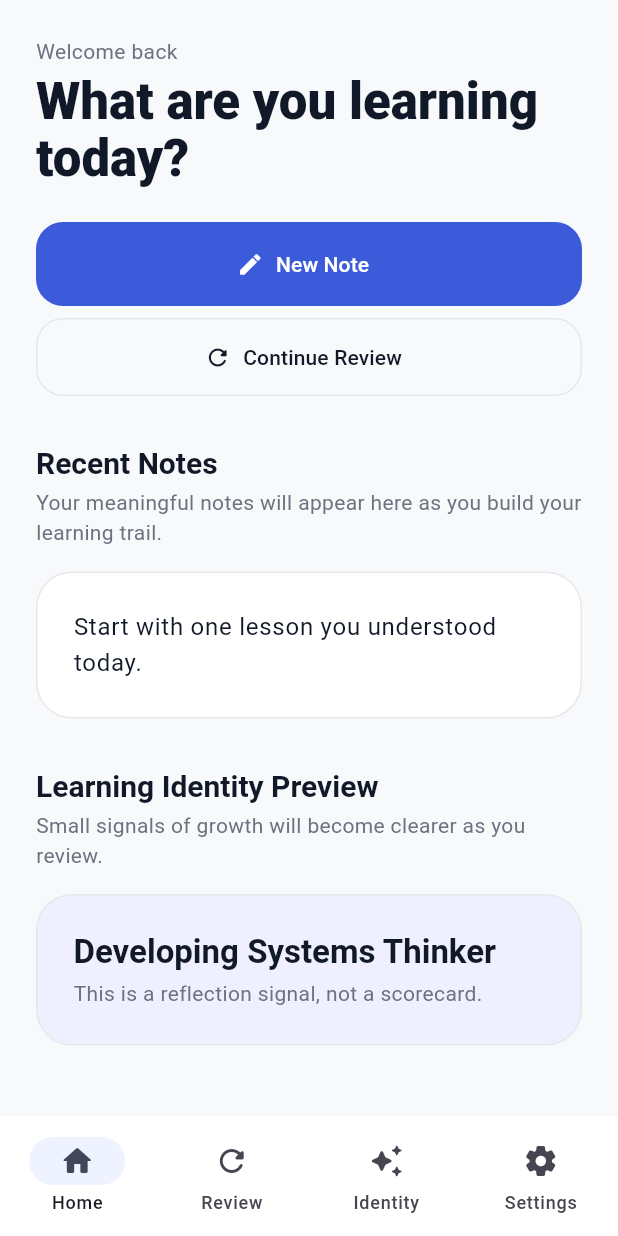
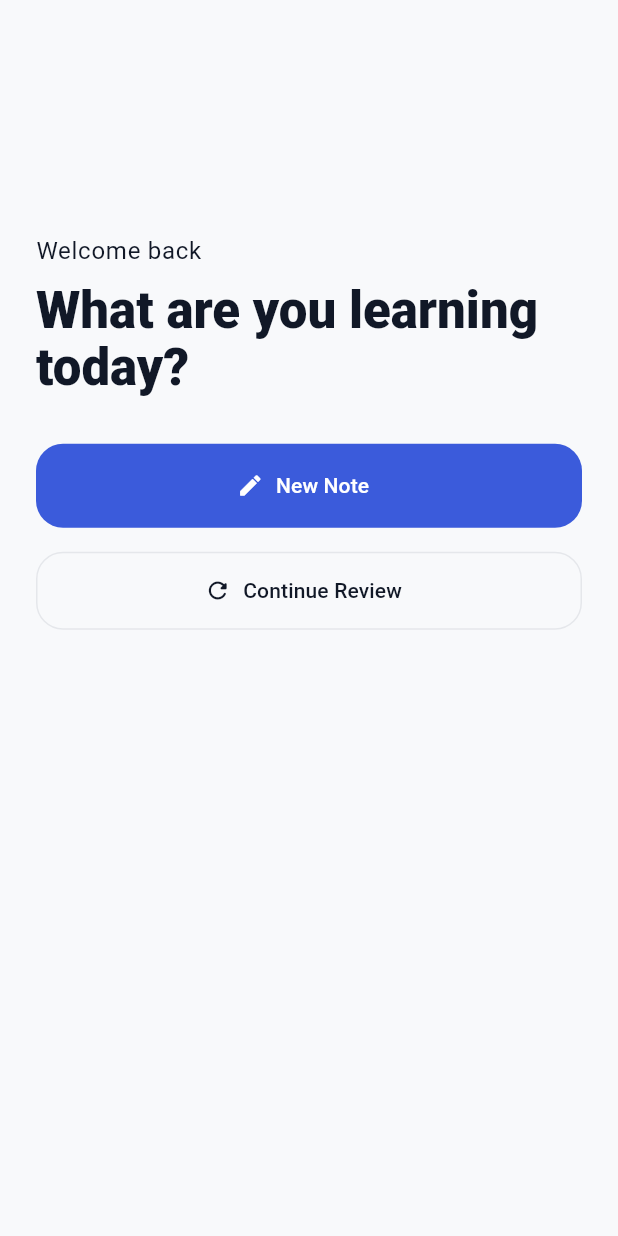
Before and after one commit to LifeTalkMinistry/NoteU, a Flutter app: the screen it shows after launch, on a phone screen of 412 x 824 dp. Run offline on Flutter 3.47's test engine with Material 3 defaults, Android fonts, the phone set to English and light mode, and no system bars; our stand-ins replace flutter_riverpod, go_router, hive, hive_flutter; accounts and stored records are empty.

Commit message:
Simplify NoteU home MVP UI

```diff
--- a/lib/features/home/presentation/screens/home_screen.dart
+++ b/lib/features/home/presentation/screens/home_screen.dart
@@ -2,13 +2,10 @@ import 'package:flutter/material.dart';
 import 'package:go_router/go_router.dart';
 
 import '../../../../app/router/app_routes.dart';
-import '../../../../app/theme/app_colors.dart';
 import '../../../../app/theme/app_spacing.dart';
 import '../../../../shared/presentation/widgets/app_scaffold.dart';
-import '../../../../shared/presentation/widgets/noteu_card.dart';
 import '../../../../shared/presentation/widgets/primary_button.dart';
 import '../../../../shared/presentation/widgets/secondary_button.dart';
-import '../../../../shared/presentation/widgets/section_header.dart';
 
 class HomeScreen extends StatelessWidget {
   const HomeScreen({super.key});
@@ -17,29 +14,32 @@ class HomeScreen extends StatelessWidget {
   Widget build(BuildContext context) {
     return AppScaffold(
       currentRoute: AppRoutes.home,
+      showNavigation: false,
       children: [
-        Text('Welcome back', style: Theme.of(context).textTheme.bodyMedium),
-        const SizedBox(height: AppSpacing.xs),
-        Text('What are you learning today?', style: Theme.of(context).textTheme.headlineLarge),
-        const SizedBox(height: AppSpacing.lg),
-        PrimaryButton(label: 'New Note', icon: Icons.edit_rounded, onPressed: () => context.push(AppRoutes.newNote)),
-        const SizedBox(height: AppSpacing.sm),
-        SecondaryButton(label: 'Continue Review', icon: Icons.refresh_rounded, onPressed: () => context.go(AppRoutes.review)),
-        const SizedBox(height: AppSpacing.xl),
-        const SectionHeader(title: 'Recent Notes', subtitle: 'Your meaningful notes will appear here as you build your learning trail.'),
-        const SizedBox(height: AppSpacing.md),
-        NoteUCard(child: Text('Start with one lesson you understood today.', style: Theme.of(context).textTheme.bodyLarge)),
-        const SizedBox(height: AppSpacing.xl),
-        const SectionHeader(title: 'Learning Identity Preview', subtitle: 'Small signals of growth will become clearer as you review.'),
-        const SizedBox(height: AppSpacing.md),
-        NoteUCard(
-          backgroundColor: AppColors.accentSoft,
+        SizedBox(height: MediaQuery.sizeOf(context).height * 0.16),
+        ConstrainedBox(
+          constraints: const BoxConstraints(maxWidth: 420),
           child: Column(
             crossAxisAlignment: CrossAxisAlignment.start,
             children: [
-              Text('Developing Systems Thinker', style: Theme.of(context).textTheme.headlineSmall),
-              const SizedBox(height: AppSpacing.xs),
-              Text('This is a reflection signal, not a scorecard.', style: Theme.of(context).textTheme.bodyMedium),
+              Text('Welcome back', style: Theme.of(context).textTheme.bodyLarge),
+              const SizedBox(height: AppSpacing.sm),
+              Text(
+                'What are you learning today?',
+                style: Theme.of(context).textTheme.headlineLarge,
+              ),
+              const SizedBox(height: AppSpacing.xl),
+              PrimaryButton(
+                label: 'New Note',
+                icon: Icons.edit_rounded,
+                onPressed: () => context.push(AppRoutes.newNote),
+              ),
+              const SizedBox(height: AppSpacing.md),
+              SecondaryButton(
+                label: 'Continue Review',
+                icon: Icons.refresh_rounded,
+                onPressed: () => context.push(AppRoutes.review),
+              ),
             ],
           ),
         ),
```
